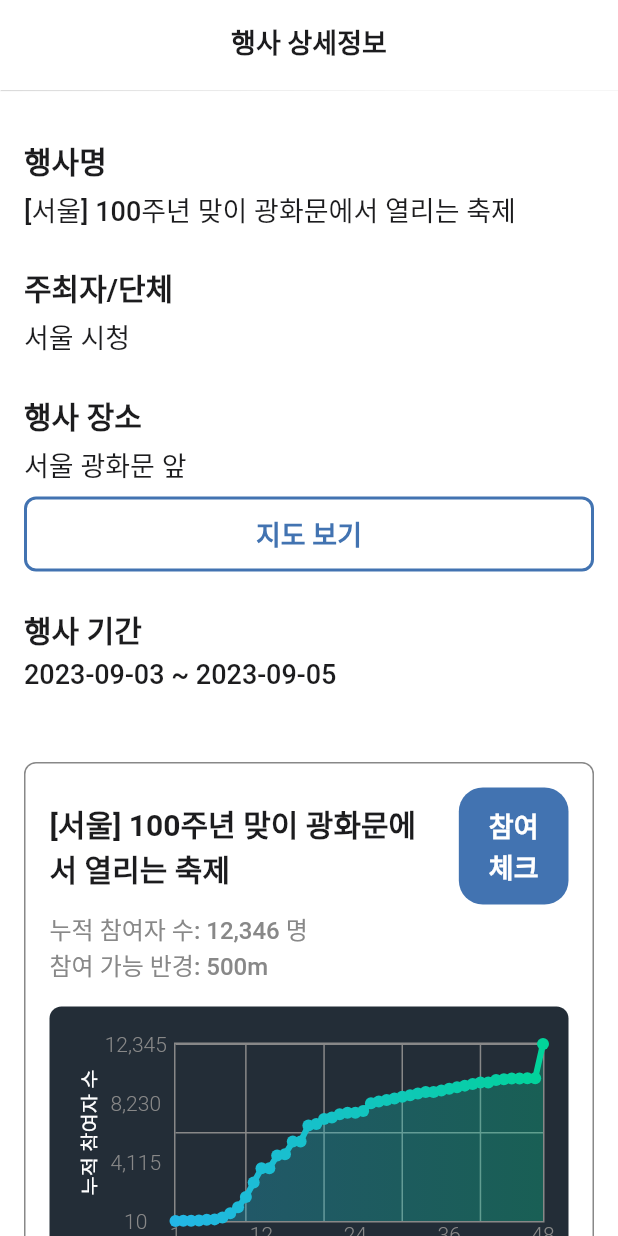
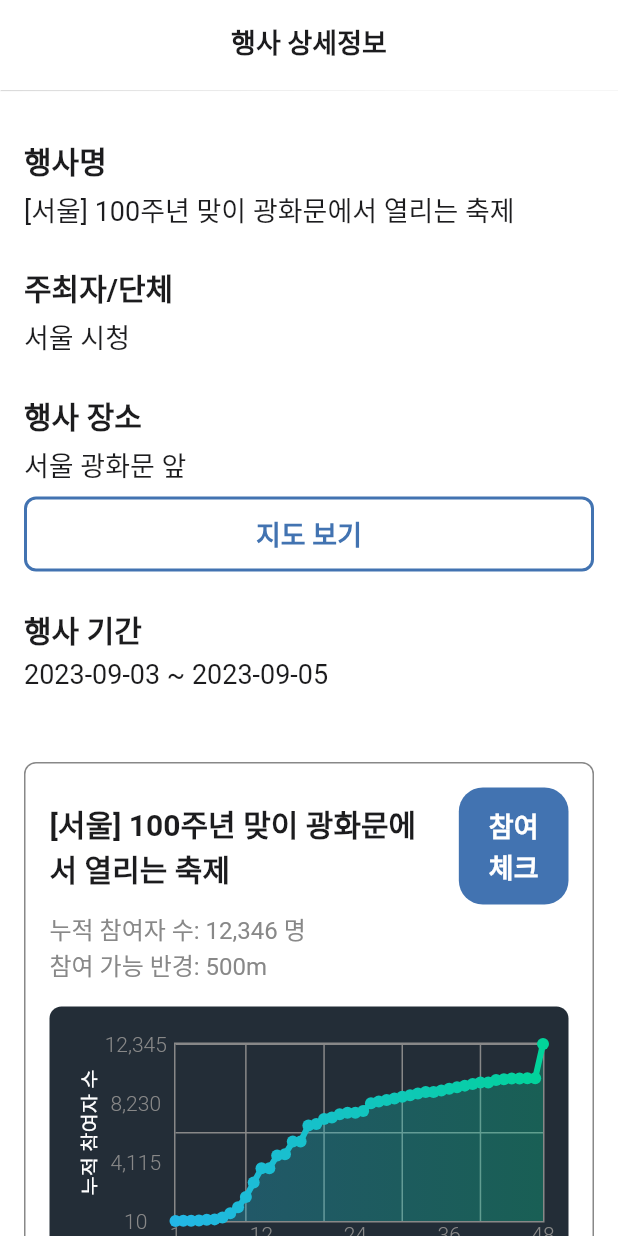
Before and after one commit to yeongwooCho/true_counter, a Flutter app: the FestivalDetailScreen widget shown alone on an empty page, opened directly with sample values from the repository, on a phone screen of 412 x 824 dp. Run offline on Flutter 3.47's test engine with Material 2 defaults, Android fonts, the phone set to English and light mode, and no system bars; drawn by our look-alikes of fl_chart; our stand-ins replace dio, firebase_auth, firebase_core, flutter_dotenv, flutter_secure_storage, flutter_svg and 1 more; missing offline and left inert: kakao_flutter_sdk_user, kakao_map_plugin, kpostal; accounts and stored records are empty; generated files the repository leaves out were written again.

Commit message:
[add] regular text style 추가 및 마이페이지 레이아웃 변경

```diff
--- a/lib/common/const/text_style.dart
+++ b/lib/common/const/text_style.dart
@@ -37,15 +37,21 @@ const bodyMediumTextStyle = TextStyle(
   color: DEFAULT_TEXT_COLOR,
 );
 
+const bodyRegularTextStyle = TextStyle(
+  fontSize: 18.0,
+  fontWeight: FontWeight.w400,
+  color: DEFAULT_TEXT_COLOR,
+);
+
 const descriptionTextStyle = TextStyle(
   fontSize: 16.0,
-  fontWeight: FontWeight.w500,
+  fontWeight: FontWeight.w400,
   color: DEFAULT_TEXT_COLOR,
 );
 
 const descriptionGreyTextStyle = TextStyle(
   fontSize: 16.0,
-  fontWeight: FontWeight.w500,
+  fontWeight: FontWeight.w400,
   color: DARK_GREY_COLOR,
 );
 
--- a/lib/festival/view/festival_detail_screen.dart
+++ b/lib/festival/view/festival_detail_screen.dart
@@ -151,7 +151,7 @@ class FestivalDetailScreen extends StatelessWidget {
         const SizedBox(height: 4.0),
         Text(
           description,
-          style: bodyMediumTextStyle,
+          style: bodyRegularTextStyle,
         ),
       ],
     );
```
Also changed, not shown: lib/my_page/view/settings_screen.dart (+18 -5 lines).
